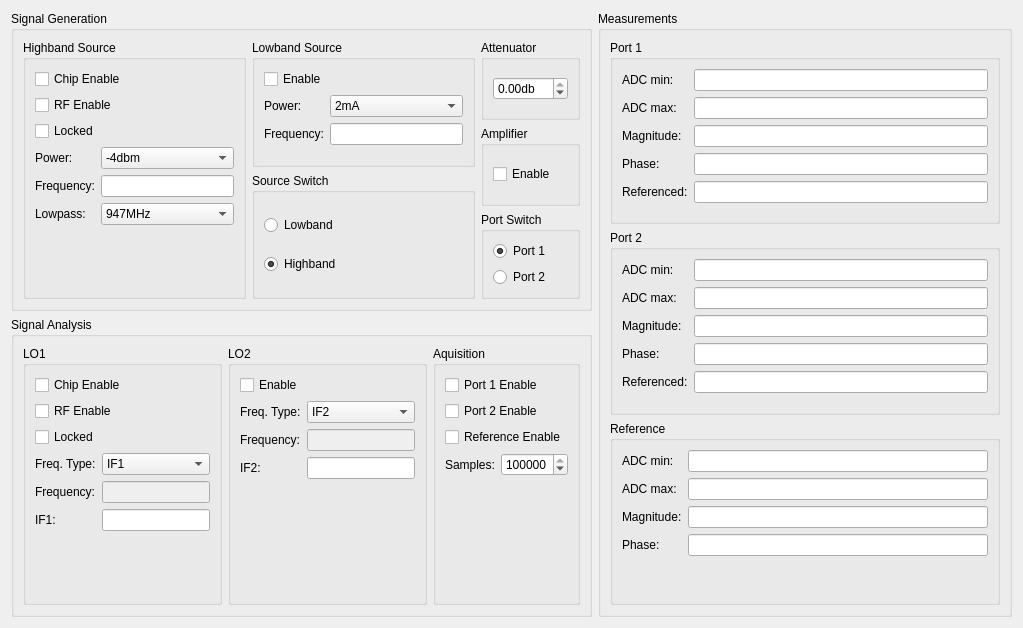
Old version of the form Software/PC_Application/Device/manualcontroldialog.ui in the repository jankae/LibreVNA.
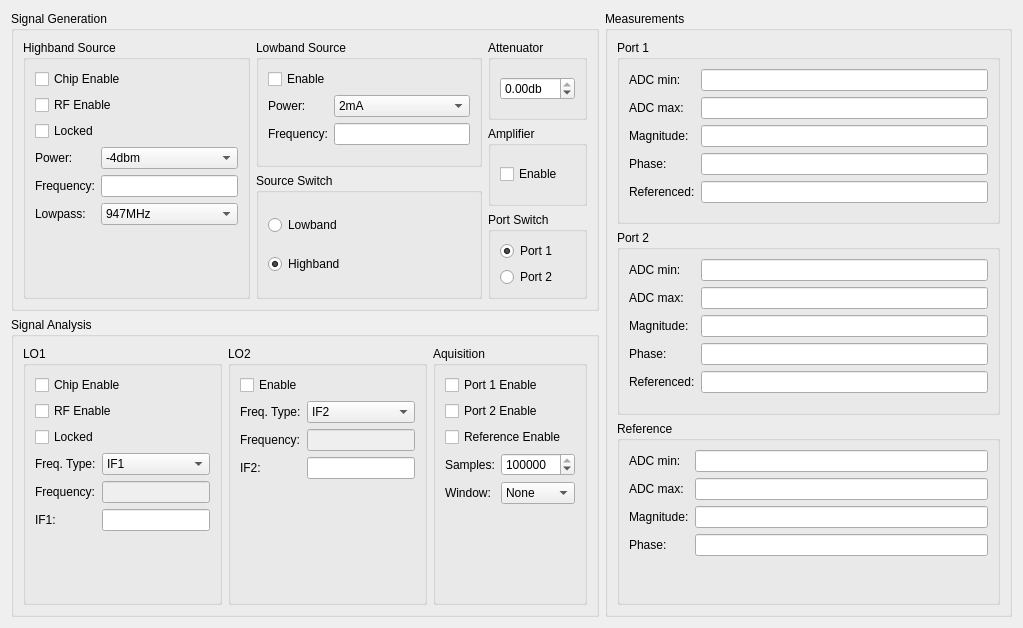
New version of the form. Custom widgets are drawn as their Qt base class.

The edit to the form file:
```diff
--- a/Software/PC_Application/Device/manualcontroldialog.ui
+++ b/Software/PC_Application/Device/manualcontroldialog.ui
@@ -533,6 +533,37 @@
                  </property>
                 </widget>
                </item>
+               <item row="1" column="0">
+                <widget class="QLabel" name="label_15">
+                 <property name="text">
+                  <string>Window:</string>
+                 </property>
+                </widget>
+               </item>
+               <item row="1" column="1">
+                <widget class="QComboBox" name="cbWindow">
+                 <item>
+                  <property name="text">
+                   <string>None</string>
+                  </property>
+                 </item>
+                 <item>
+                  <property name="text">
+                   <string>Kaiser</string>
+                  </property>
+                 </item>
+                 <item>
+                  <property name="text">
+                   <string>Hann</string>
+                  </property>
+                 </item>
+                 <item>
+                  <property name="text">
+                   <string>Flat Top</string>
+                  </property>
+                 </item>
+                </widget>
+               </item>
               </layout>
              </item>
             </layout>
```
